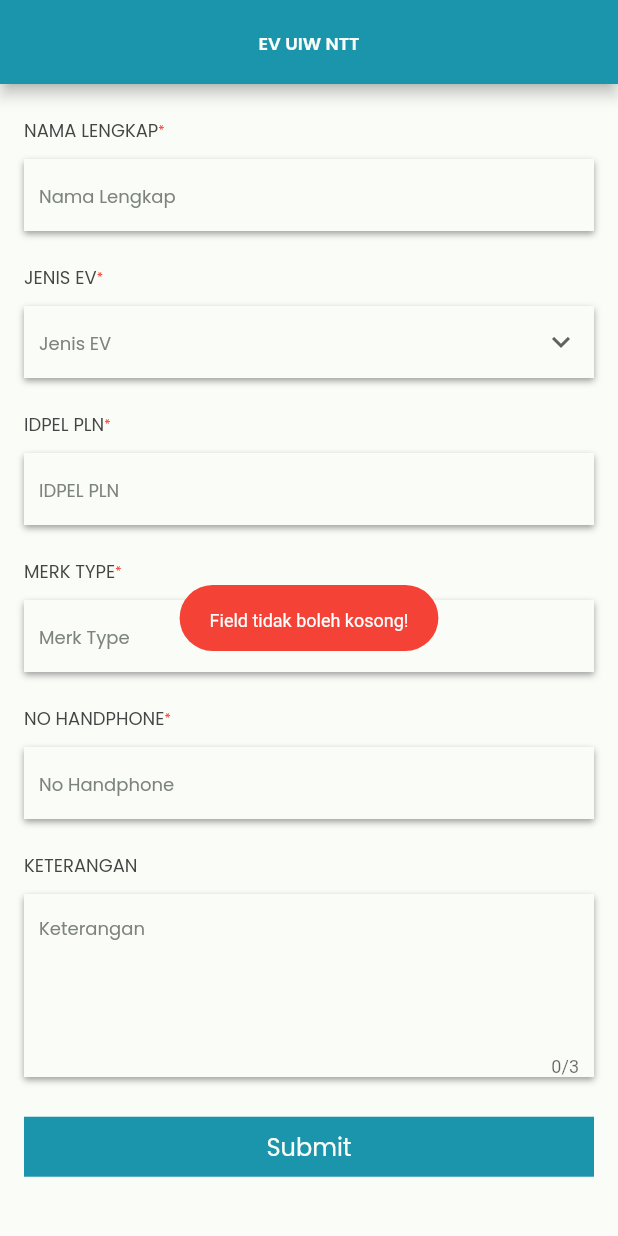
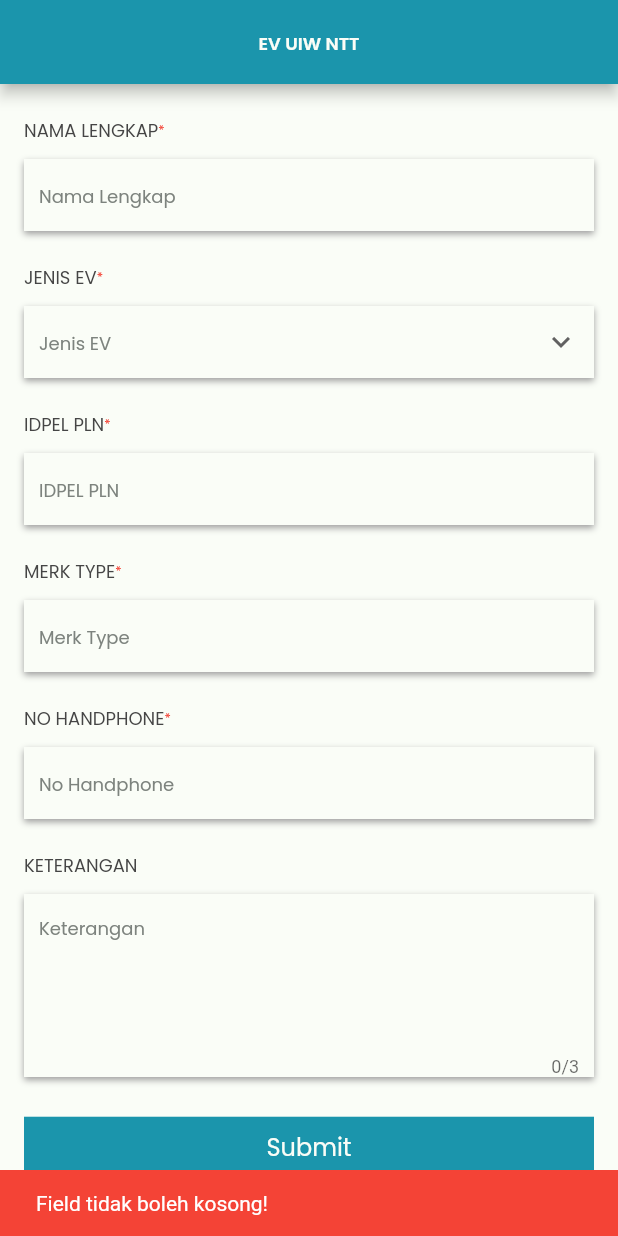
Before and after one commit to tgsat/form-spreadsheet, a Flutter app: the screen it shows after launch, after a tap on "Submit", on a phone screen of 412 x 824 dp. Run offline on Flutter 3.47's test engine with Material 2 defaults, Android fonts, the phone set to English and light mode, and no system bars; our stand-ins replace cloud_firestore, connectivity_plus, firebase_core, get, google_fonts, sizer; accounts and stored records are empty; Roboto replaces fonts that are missing (OpenSans).

Commit message:
fix: bug minor

```diff
--- a/lib/utils/helper/helper.dart
+++ b/lib/utils/helper/helper.dart
@@ -1,6 +1,4 @@
 import 'package:flutter/material.dart';
-import 'package:fluttertoast/fluttertoast.dart';
-import 'package:spreadsheet/utils/utils.dart';
 
 var uniqueKey = DateTime.now().millisecondsSinceEpoch.toString();
 showSnackBar(BuildContext context, String message) {
@@ -34,15 +32,3 @@ showSnackBarFailure(BuildContext context, String message) {
       ),
     );
 }
-
-showToastFlush(BuildContext context, String message,
-    {Color color = Colors.red}) {
-  Fluttertoast.showToast(
-      msg: message,
-      toastLength: Toast.LENGTH_SHORT,
-      gravity: ToastGravity.CENTER,
-      timeInSecForIosWeb: 1,
-      backgroundColor: color,
-      textColor: Colors.white,
-      fontSize: Responsive.isDesktop(context) ? 16.0 : 12.0);
-}
--- a/lib/utils/widgets/custom_appbar.dart
+++ b/lib/utils/widgets/custom_appbar.dart
@@ -4,7 +4,7 @@ import 'package:spreadsheet/utils/utils.dart';
 class CustomAppBar {
   static AppBar general(BuildContext context, String title) {
     return AppBar(
-        centerTitle: true,
+        centerTitle: Responsive.isDesktop(context) ? false : true,
         title: Text(
           title,
           style: Theme.of(context).textTheme.bodyText1!.copyWith(
--- a/lib/view/form/widgets/form_desktop.dart
+++ b/lib/view/form/widgets/form_desktop.dart
@@ -37,7 +37,7 @@ class _FormDesktopState extends State<FormDesktop> {
         "branchType": branch,
         "keterangan": description,
       });
-      showToastFlush(context, 'Berhasil menambahkan data', color: Colors.green);
+      showSnackBarSuccess(context, 'Berhasil menambahkan data');
       nameCont.clear();
       idPelPlnCont.clear();
       mobileCont.clear();
@@ -136,7 +136,7 @@ class _FormDesktopState extends State<FormDesktop> {
                 mobileCont.text == '' &&
                 idPelPlnCont.text == '' &&
                 typeBranchCont.text == '') {
-              showToastFlush(context, 'Field tidak boleh kosong!');
+              showSnackBarFailure(context, 'Field tidak boleh kosong!');
             } else {
               showSnackBar(context, 'Mohon tunggu sebentar...');
               if (formKey.currentState!.validate()) {
--- a/lib/view/form/widgets/form_mobile.dart
+++ b/lib/view/form/widgets/form_mobile.dart
@@ -37,7 +37,7 @@ class _FormMobileState extends State<FormMobile> {
         "branchType": branch,
         "keterangan": description,
       });
-      showToastFlush(context, 'Berhasil menambahkan data', color: Colors.green);
+      showSnackBarSuccess(context, 'Berhasil menambahkan data');
       nameCont.clear();
       idPelPlnCont.clear();
       mobileCont.clear();
@@ -114,7 +114,7 @@ class _FormMobileState extends State<FormMobile> {
                 mobileCont.text == '' &&
                 idPelPlnCont.text == '' &&
                 typeBranchCont.text == '') {
-              showToastFlush(context, 'Field tidak boleh kosong!');
+              showSnackBarFailure(context, 'Field tidak boleh kosong!');
             } else {
               showSnackBar(context, 'Mohon tunggu sebentar...');
               if (formKey.currentState!.validate()) {
--- a/lib/view/form/widgets/form_tab.dart
+++ b/lib/view/form/widgets/form_tab.dart
@@ -37,7 +37,7 @@ class _FormTabState extends State<FormTab> {
         "branchType": branch,
         "keterangan": description,
       });
-      showToastFlush(context, 'Berhasil menambahkan data', color: Colors.green);
+      showSnackBarSuccess(context, 'Berhasil menambahkan data');
       nameCont.clear();
       idPelPlnCont.clear();
       mobileCont.clear();
@@ -122,7 +122,7 @@ class _FormTabState extends State<FormTab> {
                 mobileCont.text == '' &&
                 idPelPlnCont.text == '' &&
                 typeBranchCont.text == '') {
-              showToastFlush(context, 'Field tidak boleh kosong!');
+              showSnackBarFailure(context, 'Field tidak boleh kosong!');
             } else {
               showSnackBar(context, 'Mohon tunggu sebentar...');
               if (formKey.currentState!.validate()) {
--- a/pubspec.yaml
+++ b/pubspec.yaml
@@ -43,8 +43,6 @@ dependencies:
   cloud_firestore: ^4.13.6
   get: ^4.6.5
   connectivity_plus: ^5.0.2
-  dio: ^5.4.0
-  fluttertoast: ^8.2.4
 
 dev_dependencies:
   flutter_test:
```
Also changed, not shown: pubspec.lock, 1 other file.
